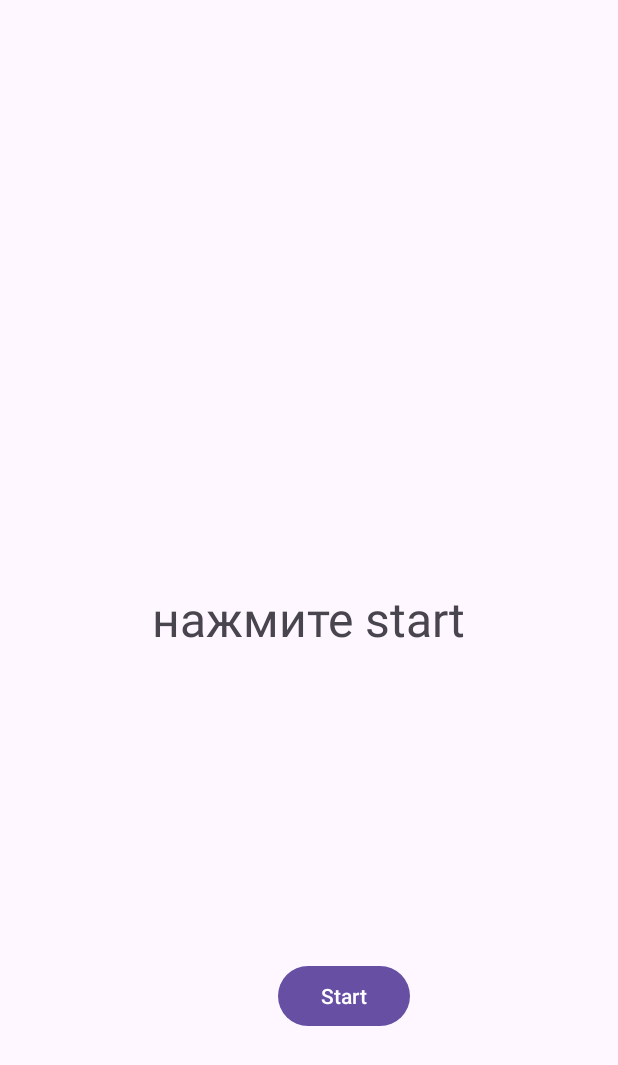
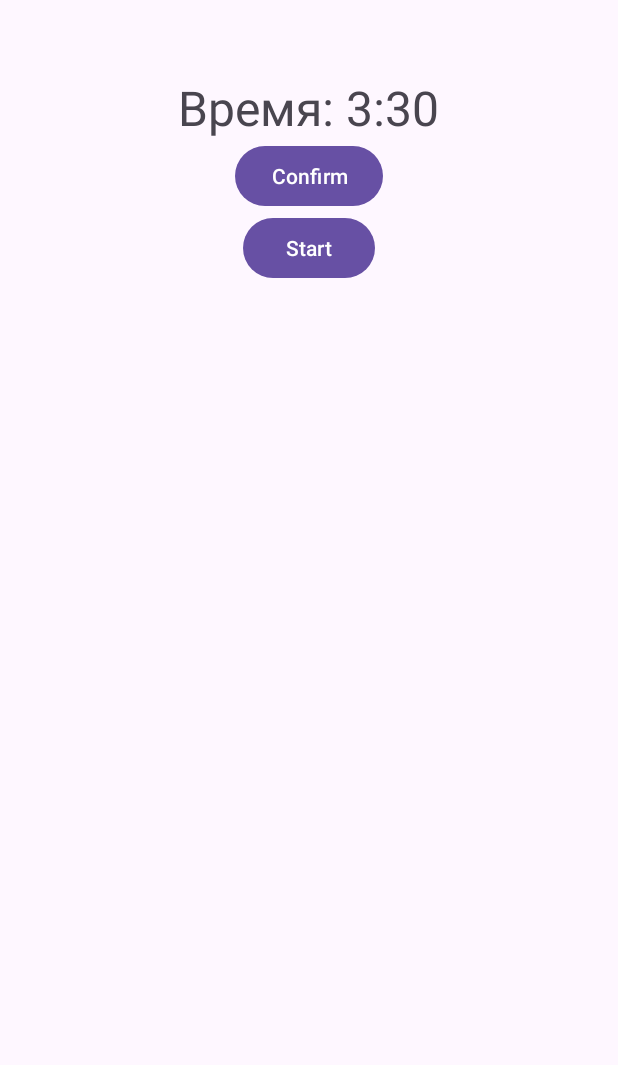
Before and after one commit to balllm/LifeCycle, an Android app: the screen it shows after launch (MainActivity), after a tap on "Start", on a phone screen of 412 x 824 dp. Shown: the top 1065 px of the screen. Run offline under Robolectric (Android 15) with nearby library versions, the phone set to English and light mode, and no system bars.

Commit message:
при нажатий на confirm переходит на новую страницу где значение number дается в dклассе ConfirmNumber

```diff
--- a/app/src/main/AndroidManifest.xml
+++ b/app/src/main/AndroidManifest.xml
@@ -12,6 +12,7 @@
         android:supportsRtl="true"
         android:theme="@style/Theme.MyApplication"
         tools:targetApi="31">
+
         <activity
             android:name=".MainActivity"
             android:exported="true">
@@ -21,6 +22,12 @@
                 <category android:name="android.intent.category.LAUNCHER" />
             </intent-filter>
         </activity>
+        <activity android:name=".ConfirmNumber"
+            android:exported="true">
+            <intent-filter>
+                <action android:name="android.intent.action.MAIN" />
+                <category android:name="android.intent.category.LAUNCHER" />
+            </intent-filter>
+        </activity>
     </application>
-
 </manifest>
--- /dev/null
+++ b/app/src/main/java/com/example/myapplication/ConfirmNumber.java
@@ -0,0 +1,30 @@
+package com.example.myapplication;
+
+import android.content.Intent;
+import android.os.Bundle;
+import android.widget.TextView;
+
+import androidx.annotation.Nullable;
+import androidx.appcompat.app.AppCompatActivity;
+
+public class ConfirmNumber extends AppCompatActivity {
+    int newNumber;
+    TextView text;
+
+    @Override
+    protected void onCreate(@Nullable Bundle savedInstanceState) {
+        super.onCreate(savedInstanceState);
+        setContentView(R.layout.confirm);
+
+        Intent intent = getIntent();
+
+        text = findViewById(R.id.text);
+        text.setText("Введите текст");
+        // тут можно менять number
+        newNumber = 210;
+
+        Intent intent2 = new Intent(ConfirmNumber.this, MainActivity.class);
+        intent2.putExtra("Number", newNumber);
+        startActivity(intent2);
+    }
+}
--- a/app/src/main/java/com/example/myapplication/MainActivity.java
+++ b/app/src/main/java/com/example/myapplication/MainActivity.java
@@ -2,18 +2,12 @@ package com.example.myapplication;
 
 import androidx.appcompat.app.AppCompatActivity;
 
+import android.content.Intent;
 import android.content.SharedPreferences;
 import android.os.Bundle;
 import android.os.Handler;
-import android.util.Log;
 import android.view.View;
 import android.widget.TextView;
-import android.widget.Toast;
-
-import org.w3c.dom.Text;
-
-import java.util.Timer;
-import java.util.TimerTask;
 
 public class MainActivity extends AppCompatActivity {
 
@@ -21,6 +15,7 @@ public class MainActivity extends AppCompatActivity {
     Runnable runnable;
     TextView textView;
     SharedPreferences settings;
+    int newNumber;
     int number = 90;
     @Override
     protected void onCreate(Bundle savedInstanceState) {
@@ -29,12 +24,14 @@ public class MainActivity extends AppCompatActivity {
         settings = getSharedPreferences("Account", MODE_PRIVATE);
 
         textView = findViewById(R.id.text_view);
+        newNumber = getIntent().getIntExtra("Number", 0);
+
+
     }
-
     private void convertToMinutes(int number){
-        int min = number / 60;
-        int sec = number - (min * 60);
-        if(number > 0){
+        int min = newNumber / 60;
+        int sec = newNumber - (min * 60);
+        if(newNumber >= 0){
             textView.setText("Время: " + min+":"+sec);
         }
     }
@@ -43,16 +40,23 @@ public class MainActivity extends AppCompatActivity {
         handler.postDelayed(runnable = new Runnable() {
             public void run() {
                 SharedPreferences.Editor prefEdit = settings.edit();
-                prefEdit.putInt("Number", number);
+                prefEdit.putInt("Number", newNumber);
                 prefEdit.apply();
 
                 handler.postDelayed(runnable, 1000);
-                convertToMinutes(number);
-                number--;
+                convertToMinutes(newNumber);
+                newNumber--;
             }
         }, 1000);
     }
+    public void confirm(View view) {
+        Intent intent = new Intent(MainActivity.this, ConfirmNumber.class);
+        // вроде не надо тк надо чтобы number с другого класса в main отправить
+//        intent.putExtra("Number", number);
+        startActivity(intent);
+    }
     public void getNumber(){
-        number = settings.getInt("Number", 0);
+        number = settings.getInt("Number", newNumber);
+        newNumber = number;
     }
 }
--- a/app/src/main/res/layout/activity_main.xml
+++ b/app/src/main/res/layout/activity_main.xml
@@ -1,10 +1,11 @@
 <?xml version="1.0" encoding="utf-8"?>
-<androidx.constraintlayout.widget.ConstraintLayout xmlns:android="http://schemas.android.com/apk/res/android"
+<LinearLayout xmlns:android="http://schemas.android.com/apk/res/android"
     xmlns:app="http://schemas.android.com/apk/res-auto"
     xmlns:tools="http://schemas.android.com/tools"
     android:layout_width="match_parent"
     android:layout_height="match_parent"
-    tools:context=".MainActivity">
+    tools:context=".MainActivity"
+    android:orientation="vertical">
 
     <TextView
         android:id="@+id/text_view"
@@ -12,11 +13,15 @@
         android:textSize="32sp"
         android:layout_width="wrap_content"
         android:layout_height="wrap_content"
-        app:layout_constraintBottom_toBottomOf="parent"
-        app:layout_constraintEnd_toEndOf="parent"
-        app:layout_constraintStart_toStartOf="parent"
-        app:layout_constraintTop_toTopOf="parent" />
-
+        android:layout_gravity="center"
+        android:layout_marginTop="50dp"/>
+    <Button
+        android:layout_width="wrap_content"
+        android:layout_height="wrap_content"
+        android:layout_gravity="center"
+        android:onClick="confirm"
+        android:text="Confirm"
+        />
     <Button
         android:id="@+id/button"
         android:layout_width="wrap_content"
@@ -24,9 +29,5 @@
         android:layout_marginBottom="136dp"
         android:text="Start"
         android:onClick="plus"
-        app:layout_constraintBottom_toBottomOf="parent"
-        app:layout_constraintEnd_toEndOf="parent"
-        app:layout_constraintHorizontal_bias="0.571"
-        app:layout_constraintStart_toStartOf="parent" />
-
-</androidx.constraintlayout.widget.ConstraintLayout>
+        android:layout_gravity="center"/>
+</LinearLayout>
--- /dev/null
+++ b/app/src/main/res/layout/confirm.xml
@@ -0,0 +1,12 @@
+<?xml version="1.0" encoding="utf-8"?>
+<LinearLayout
+    xmlns:android="http://schemas.android.com/apk/res/android"
+    android:layout_width="match_parent"
+    android:layout_height="match_parent"
+    android:orientation="vertical">
+    <TextView
+        android:layout_width="wrap_content"
+        android:layout_height="wrap_content"
+        android:id="@+id/text"
+        />
+</LinearLayout>
```
